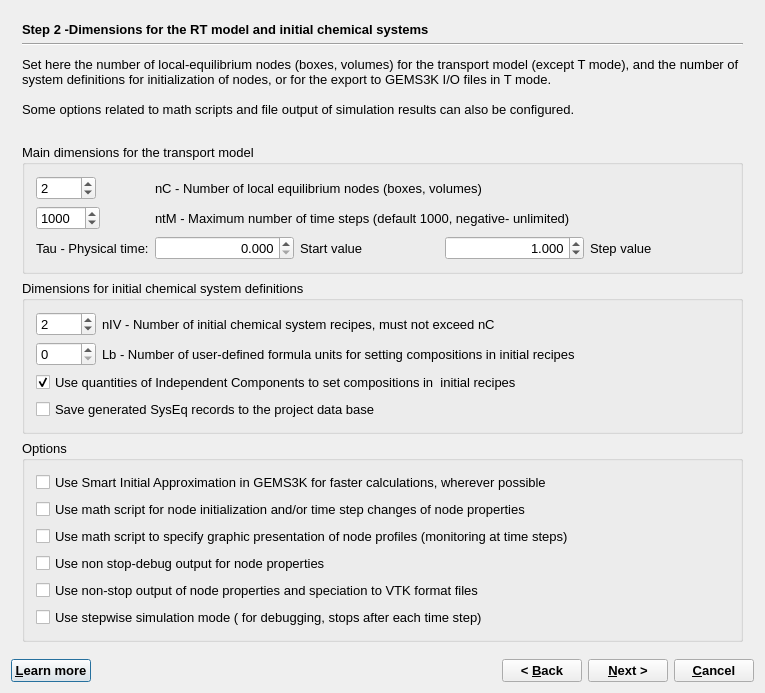
First picture: the form in GUI/Dialogs4/GEM2MTWizard4.ui, repository gemshub/GEMSGUI, before the edit.
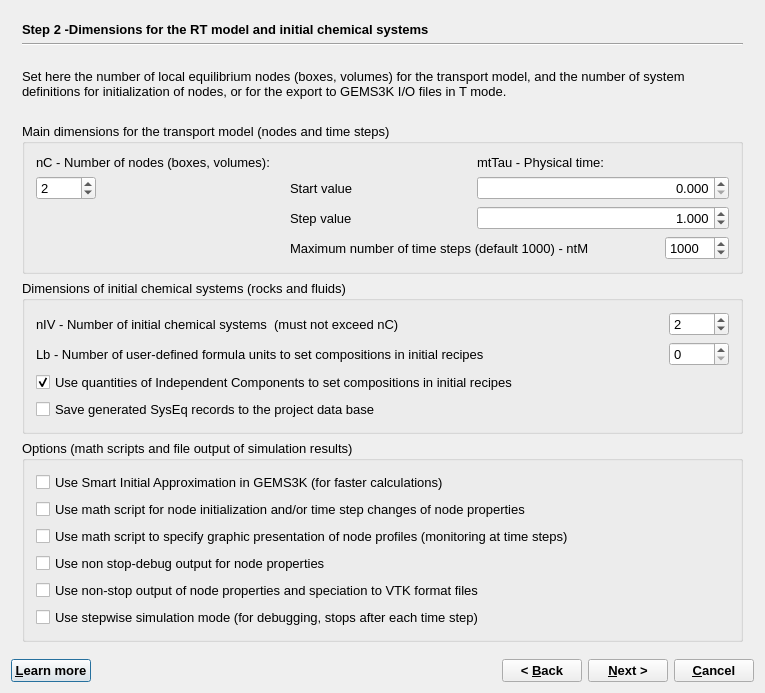
Second picture: the form after the edit. The open tabs and pages were chosen to show the change.

Commit message: updated gem2mt wizard

```diff
--- a/GUI/Dialogs4/GEM2MTWizard4.ui
+++ b/GUI/Dialogs4/GEM2MTWizard4.ui
@@ -27,7 +27,7 @@
   <property name="modal">
    <bool>true</bool>
   </property>
-  <layout class="QVBoxLayout" name="verticalLayout_14">
+  <layout class="QVBoxLayout" name="verticalLayout_12">
    <item>
     <widget class="QStackedWidget" name="stackedWidget">
      <property name="mouseTracking">
@@ -158,7 +158,7 @@
         <item>
          <widget class="QRadioButton" name="pselS">
           <property name="text">
-           <string>&amp;S     Sequential reactors chain with waves (moving fluids or solids between reactors)</string>
+           <string>&amp;S     Sequential reactors chain with waves of moving fluids (or solids) at each step</string>
           </property>
           <property name="shortcut">
            <string>Alt+T</string>
@@ -402,11 +402,8 @@
           <string>&lt;!DOCTYPE HTML PUBLIC &quot;-//W3C//DTD HTML 4.0//EN&quot; &quot;http://www.w3.org/TR/REC-html40/strict.dtd&quot;&gt;
 &lt;html&gt;&lt;head&gt;&lt;meta name=&quot;qrichtext&quot; content=&quot;1&quot; /&gt;&lt;style type=&quot;text/css&quot;&gt;
 p, li { white-space: pre-wrap; }
-&lt;/style&gt;&lt;/head&gt;&lt;body style=&quot; font-family:'Lucida Grande'; font-size:13pt; font-weight:400; font-style:normal;&quot;&gt;
-&lt;p style=&quot; margin-top:0px; margin-bottom:0px; margin-left:0px; margin-right:0px; -qt-block-indent:0; text-indent:0px;&quot;&gt;&lt;span style=&quot; font-family:'MS Shell Dlg 2'; font-size:10pt;&quot;&gt;Set here the number of local-equilibrium nodes (boxes, volumes) for the transport model (except T mode), and the number of system definitions for initialization of nodes, or for the export to GEMS3K I/O files in T mode. &lt;/span&gt;&lt;/p&gt;
-&lt;p style=&quot;-qt-paragraph-type:empty; margin-top:0px; margin-bottom:0px; margin-left:0px; margin-right:0px; -qt-block-indent:0; text-indent:0px; font-family:'MS Shell Dlg 2'; font-size:10pt;&quot;&gt;&lt;/p&gt;
-&lt;p style=&quot; margin-top:0px; margin-bottom:0px; margin-left:0px; margin-right:0px; -qt-block-indent:0; text-indent:0px;&quot;&gt;&lt;span style=&quot; font-family:'MS Shell Dlg 2'; font-size:10pt;&quot;&gt;Some options related to math scripts and file output of simulation results can also be configured.&lt;/span&gt;&lt;/p&gt;
-&lt;p style=&quot;-qt-paragraph-type:empty; margin-top:0px; margin-bottom:0px; margin-left:0px; margin-right:0px; -qt-block-indent:0; text-indent:0px; font-family:'MS Shell Dlg 2'; font-size:10pt;&quot;&gt;&lt;/p&gt;&lt;/body&gt;&lt;/html&gt;</string>
+&lt;/style&gt;&lt;/head&gt;&lt;body style=&quot; font-family:'Fira Sans Semi-Light'; font-size:10pt; font-weight:400; font-style:normal;&quot;&gt;
+&lt;p style=&quot; margin-top:0px; margin-bottom:0px; margin-left:0px; margin-right:0px; -qt-block-indent:0; text-indent:0px;&quot;&gt;&lt;span style=&quot; font-family:'MS Shell Dlg 2';&quot;&gt;Set here the number of local equilibrium nodes (boxes, volumes) for the transport model, and the number of system definitions for initialization of nodes, or for the export to GEMS3K I/O files in T mode. &lt;/span&gt;&lt;/p&gt;&lt;/body&gt;&lt;/html&gt;</string>
          </property>
          <property name="alignment">
           <set>Qt::AlignVCenter</set>
@@ -425,35 +422,32 @@
           </sizepolicy>
          </property>
          <property name="title">
-          <string>Main dimensions for the transport model </string>
+          <string>Main dimensions for the transport model (nodes and time steps) </string>
          </property>
          <layout class="QGridLayout" name="gridLayout">
-          <item row="0" column="0">
-           <widget class="QSpinBox" name="pnC">
-            <property name="sizePolicy">
-             <sizepolicy hsizetype="Fixed" vsizetype="Fixed">
-              <horstretch>0</horstretch>
-              <verstretch>0</verstretch>
-             </sizepolicy>
+          <item row="2" column="3" colspan="2">
+           <widget class="QDoubleSpinBox" name="pTaustep">
+            <property name="alignment">
+             <set>Qt::AlignRight|Qt::AlignTrailing|Qt::AlignVCenter</set>
             </property>
-            <property name="minimumSize">
-             <size>
-              <width>60</width>
-              <height>0</height>
-             </size>
+            <property name="decimals">
+             <number>3</number>
             </property>
             <property name="minimum">
-             <number>1</number>
+             <double>0.000000000000000</double>
             </property>
             <property name="maximum">
-             <number>9999</number>
+             <double>1000000000.000000000000000</double>
+            </property>
+            <property name="singleStep">
+             <double>100.000000000000000</double>
             </property>
             <property name="value">
-             <number>2</number>
+             <double>1.000000000000000</double>
             </property>
            </widget>
           </item>
-          <item row="1" column="0">
+          <item row="6" column="4">
            <widget class="QSpinBox" name="pntM">
             <property name="sizePolicy">
              <sizepolicy hsizetype="Fixed" vsizetype="Fixed">
@@ -478,10 +472,10 @@
             </property>
            </widget>
           </item>
-          <item row="1" column="1" colspan="4">
+          <item row="6" column="2" colspan="2">
            <widget class="QLabel" name="TextLabel1_3_2">
             <property name="text">
-             <string>ntM - Maximum number of time steps (default 1000, negative- unlimited)</string>
+             <string>Maximum number of time steps (default 1000) - ntM</string>
             </property>
             <property name="wordWrap">
              <bool>false</bool>
@@ -491,7 +485,14 @@
             </property>
            </widget>
           </item>
-          <item row="3" column="1">
+          <item row="2" column="2">
+           <widget class="QLabel" name="label_23">
+            <property name="text">
+             <string>Step value</string>
+            </property>
+           </widget>
+          </item>
+          <item row="1" column="3" colspan="2">
            <widget class="QDoubleSpinBox" name="pTauFrom">
             <property name="layoutDirection">
              <enum>Qt::LeftToRight</enum>
@@ -513,50 +514,21 @@
             </property>
            </widget>
           </item>
-          <item row="3" column="4">
-           <widget class="QLabel" name="label_23">
+          <item row="0" column="3">
+           <widget class="QLabel" name="label_24">
             <property name="text">
-             <string>Step value</string>
+             <string>mtTau - Physical time:</string>
             </property>
            </widget>
           </item>
-          <item row="3" column="3">
-           <widget class="QDoubleSpinBox" name="pTaustep">
-            <property name="alignment">
-             <set>Qt::AlignRight|Qt::AlignTrailing|Qt::AlignVCenter</set>
-            </property>
-            <property name="decimals">
-             <number>3</number>
-            </property>
-            <property name="minimum">
-             <double>0.000000000000000</double>
-            </property>
-            <property name="maximum">
-             <double>1000000000.000000000000000</double>
-            </property>
-            <property name="singleStep">
-             <double>100.000000000000000</double>
-            </property>
-            <property name="value">
-             <double>1.000000000000000</double>
-            </property>
-           </widget>
-          </item>
-          <item row="3" column="2">
+          <item row="1" column="2">
            <widget class="QLabel" name="label_22">
             <property name="text">
              <string>Start value </string>
             </property>
            </widget>
           </item>
-          <item row="3" column="0">
-           <widget class="QLabel" name="label_24">
-            <property name="text">
-             <string>Tau - Physical time:</string>
-            </property>
-           </widget>
-          </item>
-          <item row="0" column="1" colspan="4">
+          <item row="0" column="0" colspan="2">
            <widget class="QLabel" name="TextLabel1">
             <property name="frameShape">
              <enum>QFrame::NoFrame</enum>
@@ -565,7 +537,7 @@
              <enum>QFrame::Plain</enum>
             </property>
             <property name="text">
-             <string>nC - Number of local equilibrium nodes (boxes, volumes) </string>
+             <string>nC - Number of nodes (boxes, volumes): </string>
             </property>
             <property name="wordWrap">
              <bool>false</bool>
@@ -575,105 +547,130 @@
             </property>
            </widget>
           </item>
+          <item row="1" column="0">
+           <widget class="QSpinBox" name="pnC">
+            <property name="sizePolicy">
+             <sizepolicy hsizetype="Fixed" vsizetype="Fixed">
+              <horstretch>0</horstretch>
+              <verstretch>0</verstretch>
+             </sizepolicy>
+            </property>
+            <property name="minimumSize">
+             <size>
+              <width>60</width>
+              <height>0</height>
+             </size>
+            </property>
+            <property name="minimum">
+             <number>1</number>
+            </property>
+            <property name="maximum">
+             <number>9999</number>
+            </property>
+            <property name="value">
+             <number>2</number>
+            </property>
+           </widget>
+          </item>
          </layout>
         </widget>
        </item>
        <item>
         <widget class="QGroupBox" name="groupBox_18">
          <property name="title">
-          <string>Dimensions for initial chemical system definitions</string>
+          <string>Dimensions of initial chemical systems (rocks and fluids)</string>
          </property>
          <layout class="QGridLayout" name="gridLayout_13">
-          <item row="0" column="0">
-           <widget class="QSpinBox" name="pnIV">
-            <property name="sizePolicy">
-             <sizepolicy hsizetype="Fixed" vsizetype="Fixed">
-              <horstretch>0</horstretch>
-              <verstretch>0</verstretch>
-             </sizepolicy>
-            </property>
-            <property name="minimumSize">
-             <size>
-              <width>60</width>
-              <height>0</height>
-             </size>
-            </property>
-            <property name="minimum">
-             <number>1</number>
-            </property>
-            <property name="maximum">
-             <number>999</number>
-            </property>
-            <property name="value">
-             <number>2</number>
-            </property>
-           </widget>
-          </item>
-          <item row="0" column="1">
-           <widget class="QLabel" name="TextLabel1_3">
+          <item row="2" column="0">
+           <widget class="QLabel" name="TextLabel1_2_">
             <property name="text">
-             <string>nIV - Number of initial chemical system recipes, must not exceed nC</string>
+             <string>Lb - Number of user-defined formula units to set compositions in initial recipes</string>
+            </property>
+            <property name="alignment">
+             <set>Qt::AlignVCenter</set>
             </property>
             <property name="wordWrap">
-             <bool>false</bool>
+             <bool>true</bool>
             </property>
-            <property name="buddy">
-             <cstring>pnIV</cstring>
-            </property>
            </widget>
           </item>
-          <item row="1" column="0">
-           <widget class="QSpinBox" name="pLb">
-            <property name="sizePolicy">
-             <sizepolicy hsizetype="Fixed" vsizetype="Fixed">
-              <horstretch>0</horstretch>
-              <verstretch>0</verstretch>
-             </sizepolicy>
-            </property>
-            <property name="minimumSize">
-             <size>
-              <width>60</width>
-              <height>0</height>
-             </size>
-            </property>
-            <property name="minimum">
-             <number>0</number>
-            </property>
-            <property name="maximum">
-             <number>40</number>
-            </property>
-            <property name="value">
-             <number>0</number>
-            </property>
-           </widget>
-          </item>
-          <item row="2" column="0" colspan="2">
+          <item row="4" column="0" colspan="2">
            <widget class="QCheckBox" name="c_PvICi">
             <property name="text">
-             <string>Use quantities of Independent Components to set compositions in  initial recipes</string>
+             <string>Use quantities of Independent Components to set compositions in initial recipes</string>
             </property>
             <property name="checked">
              <bool>true</bool>
             </property>
            </widget>
           </item>
-          <item row="3" column="0" colspan="2">
+          <item row="5" column="0" colspan="2">
            <widget class="QCheckBox" name="c_PsSYd">
             <property name="text">
              <string>Save generated SysEq records to the project data base </string>
             </property>
            </widget>
           </item>
-          <item row="1" column="1">
-           <widget class="QLabel" name="TextLabel1_2_">
+          <item row="1" column="0">
+           <widget class="QLabel" name="TextLabel1_3">
             <property name="text">
-             <string>Lb - Number of user-defined formula units for setting compositions in initial recipes</string>
-            </property>
-            <property name="alignment">
-             <set>Qt::AlignVCenter</set>
+             <string>nIV - Number of initial chemical systems  (must not exceed nC)</string>
             </property>
             <property name="wordWrap">
-             <bool>true</bool>
+             <bool>false</bool>
+            </property>
+            <property name="buddy">
+             <cstring>pnIV</cstring>
+            </property>
+           </widget>
+          </item>
+          <item row="2" column="1">
+           <widget class="QSpinBox" name="pLb">
+            <property name="sizePolicy">
+             <sizepolicy hsizetype="Fixed" vsizetype="Fixed">
+              <horstretch>0</horstretch>
+              <verstretch>0</verstretch>
+             </sizepolicy>
+            </property>
+            <property name="minimumSize">
+             <size>
+              <width>60</width>
+              <height>0</height>
+             </size>
+            </property>
+            <property name="minimum">
+             <number>0</number>
+            </property>
+            <property name="maximum">
+             <number>40</number>
+            </property>
+            <property name="value">
+             <number>0</number>
+            </property>
+           </widget>
+          </item>
+          <item row="1" column="1">
+           <widget class="QSpinBox" name="pnIV">
+            <property name="sizePolicy">
+             <sizepolicy hsizetype="Fixed" vsizetype="Fixed">
+              <horstretch>0</horstretch>
+              <verstretch>0</verstretch>
+             </sizepolicy>
+            </property>
+            <property name="minimumSize">
+             <size>
+              <width>60</width>
+              <height>0</height>
+             </size>
+            </property>
+            <property name="minimum">
+             <number>1</number>
+            </property>
+            <property name="maximum">
+             <number>999</number>
+            </property>
+            <property name="value">
+             <number>2</number>
             </property>
            </widget>
           </item>
@@ -683,13 +680,13 @@
        <item>
         <widget class="QGroupBox" name="groupBox_4">
          <property name="title">
-          <string>Options </string>
+          <string>Options (math scripts and file output of simulation results)</string>
          </property>
          <layout class="QVBoxLayout" name="verticalLayout">
           <item>
            <widget class="QCheckBox" name="c_PsSIA">
             <property name="text">
-             <string>Use Smart Initial Approximation in GEMS3K for faster calculations, wherever possible</string>
+             <string>Use Smart Initial Approximation in GEMS3K (for faster calculations)</string>
             </property>
             <property name="checked">
              <bool>false</bool>
@@ -733,7 +730,7 @@
           <item>
            <widget class="QCheckBox" name="c_PsSmode">
             <property name="text">
-             <string>Use stepwise simulation mode ( for debugging, stops after each time step)</string>
+             <string>Use stepwise simulation mode (for debugging, stops after each time step)</string>
             </property>
            </widget>
           </item>
@@ -1181,13 +1178,14 @@
            <verstretch>0</verstretch>
           </sizepolicy>
          </property>
+         <property name="minimumSize">
+          <size>
+           <width>0</width>
+           <height>140</height>
+          </size>
+         </property>
          <property name="text">
-          <string>This wizard page appears in S, F and B modes only and completes the setup of reactor/box RT simulation. 
-
-The number of boxes nC should have been defined at Step 2. 
-
- In S and F modes, the number of MPG should be nMGP = 1, and the number of fluxes nFD = nC.
-</string>
+          <string>&lt;html&gt;&lt;head/&gt;&lt;body&gt;&lt;p&gt;This wizard page appears in S, F and B modes only, and completes the setup of reactor/box RT simulation. &lt;/p&gt;&lt;p&gt;In S and F modes, the number of mobile phases (nMGP) are set to 1, and the number of fluxes definitions (nFD) set to nC+1. &lt;/p&gt;&lt;p&gt;In B mode, different number of mobile phases (nMGP) and flux definitions (nFD) can be defined (e.g. gas and liquid for two phases fluid flow).&lt;/p&gt;&lt;/body&gt;&lt;/html&gt;</string>
          </property>
          <property name="wordWrap">
           <bool>true</bool>
@@ -1197,50 +1195,9 @@
        <item>
         <widget class="QGroupBox" name="groupBox_7">
          <property name="title">
-          <string>Dimensions for fluxes of MPG (mobile phases group) </string>
+          <string>Dimensions for fluxes of mobile phases group (MPG) </string>
          </property>
          <layout class="QGridLayout" name="gridLayout_3">
-          <item row="0" column="0">
-           <widget class="QSpinBox" name="pnPG">
-            <property name="sizePolicy">
-             <sizepolicy hsizetype="Fixed" vsizetype="Fixed">
-              <horstretch>0</horstretch>
-              <verstretch>0</verstretch>
-             </sizepolicy>
-            </property>
-            <property name="minimumSize">
-             <size>
-              <width>50</width>
-              <height>0</height>
-             </size>
-            </property>
-            <property name="minimum">
-             <number>0</number>
-            </property>
-            <property name="maximum">
-             <number>40</number>
-            </property>
-            <property name="value">
-             <number>0</number>
-            </property>
-           </widget>
-          </item>
-          <item row="0" column="1">
-           <widget class="QLabel" name="TextLabel2_2">
-            <property name="text">
-             <string>nMGP - Number of mobile phases groups (MPG)</string>
-            </property>
-            <property name="alignment">
-             <set>Qt::AlignVCenter</set>
-            </property>
-            <property name="wordWrap">
-             <bool>true</bool>
-            </property>
-            <property name="buddy">
-             <cstring>pnPG</cstring>
-            </property>
-           </widget>
-          </item>
           <item row="1" column="0">
            <widget class="QSpinBox" name="pnFD">
             <property name="sizePolicy">
@@ -1266,10 +1223,67 @@
             </property>
            </widget>
           </item>
+          <item row="0" column="1">
+           <widget class="QLabel" name="TextLabel2_2">
+            <property name="text">
+             <string>nMGP - Number of mobile phases groups (e.g. gas, liquid, etc.)</string>
+            </property>
+            <property name="alignment">
+             <set>Qt::AlignVCenter</set>
+            </property>
+            <property name="wordWrap">
+             <bool>true</bool>
+            </property>
+            <property name="buddy">
+             <cstring>pnPG</cstring>
+            </property>
+           </widget>
+          </item>
+          <item row="2" column="1">
+           <widget class="QLabel" name="TextLabel2_3">
+            <property name="text">
+             <string>nSFD - Number of chemical element definitions for additional input/output sources </string>
+            </property>
+            <property name="alignment">
+             <set>Qt::AlignVCenter</set>
+            </property>
+            <property name="wordWrap">
+             <bool>true</bool>
+            </property>
+            <property name="buddy">
+             <cstring>pnSFD</cstring>
+            </property>
+           </widget>
+          </item>
+          <item row="0" column="0">
+           <widget class="QSpinBox" name="pnPG">
+            <property name="sizePolicy">
+             <sizepolicy hsizetype="Fixed" vsizetype="Fixed">
+              <horstretch>0</horstretch>
+              <verstretch>0</verstretch>
+             </sizepolicy>
+            </property>
+            <property name="minimumSize">
+             <size>
+              <width>50</width>
+              <height>0</height>
+             </size>
+            </property>
+            <property name="minimum">
+             <number>0</number>
+            </property>
+            <property name="maximum">
+             <number>40</number>
+            </property>
+            <property name="value">
+             <number>0</number>
+            </property>
+           </widget>
+          </item>
           <item row="1" column="1">
            <widget class="QLabel" name="TextLabel2">
             <property name="text">
-             <string>nFD - Total number of flux definitions in the megasystem</string>
+             <string>nFD - Total number of flux rate definitions to be assigned to nodes</string>
             </property>
             <property name="alignment">
              <set>Qt::AlignVCenter</set>
@@ -1307,35 +1321,19 @@
             </property>
            </widget>
           </item>
-          <item row="2" column="1">
-           <widget class="QLabel" name="TextLabel2_3">
-            <property name="text">
-             <string>nSFD - Number of definitions of elemental sources </string>
-            </property>
-            <property name="alignment">
-             <set>Qt::AlignVCenter</set>
-            </property>
-            <property name="wordWrap">
-             <bool>true</bool>
-            </property>
-            <property name="buddy">
-             <cstring>pnSFD</cstring>
-            </property>
-           </widget>
-          </item>
          </layout>
         </widget>
        </item>
        <item>
         <widget class="QGroupBox" name="groupBox_19">
          <property name="title">
-          <string>Only S and F mode (sequential and flow-through reactors)</string>
+          <string>Phase to move from one box to another in S (sequential) and F (flow-through) mode</string>
          </property>
          <layout class="QVBoxLayout" name="verticalLayout_4">
           <item>
            <widget class="QCheckBox" name="moveAq">
             <property name="text">
-             <string>Move aqueous (&amp;aq) phase from one box to another</string>
+             <string>Move aqueous (&amp;aq) phase</string>
             </property>
             <property name="checked">
              <bool>true</bool>
@@ -1345,14 +1343,14 @@
           <item>
            <widget class="QCheckBox" name="moveGas">
             <property name="text">
-             <string>Move gas/fluid/plasma (&amp;gas) phase(s) from one box to another</string>
+             <string>Move gas/fluid/plasma (&amp;gas) phase(s) </string>
             </property>
            </widget>
           </item>
           <item>
            <widget class="QCheckBox" name="moveSolid">
             <property name="text">
-             <string>Move all &amp;solids together ('dialysis bag') from one box to another</string>
+             <string>Move all &amp;solids together ('dialysis bag') </string>
             </property>
            </widget>
           </item>
@@ -1362,7 +1360,7 @@
        <item>
         <widget class="QLabel" name="label_4">
          <property name="text">
-          <string/>
+          <string>&lt;html&gt;&lt;head/&gt;&lt;body&gt;&lt;p&gt;Flux setup &lt;/p&gt;&lt;p&gt;In S mode, the flux can be set by the initial mass of the fluid (fluid/rock ratio in Initial tab).&lt;/p&gt;&lt;p&gt;In F mode, the flux rate is set in the math script (Initial tab) and by the quantities of phases in MGP (Flux tab).&lt;/p&gt;&lt;/body&gt;&lt;/html&gt;</string>
          </property>
         </widget>
        </item>
```
